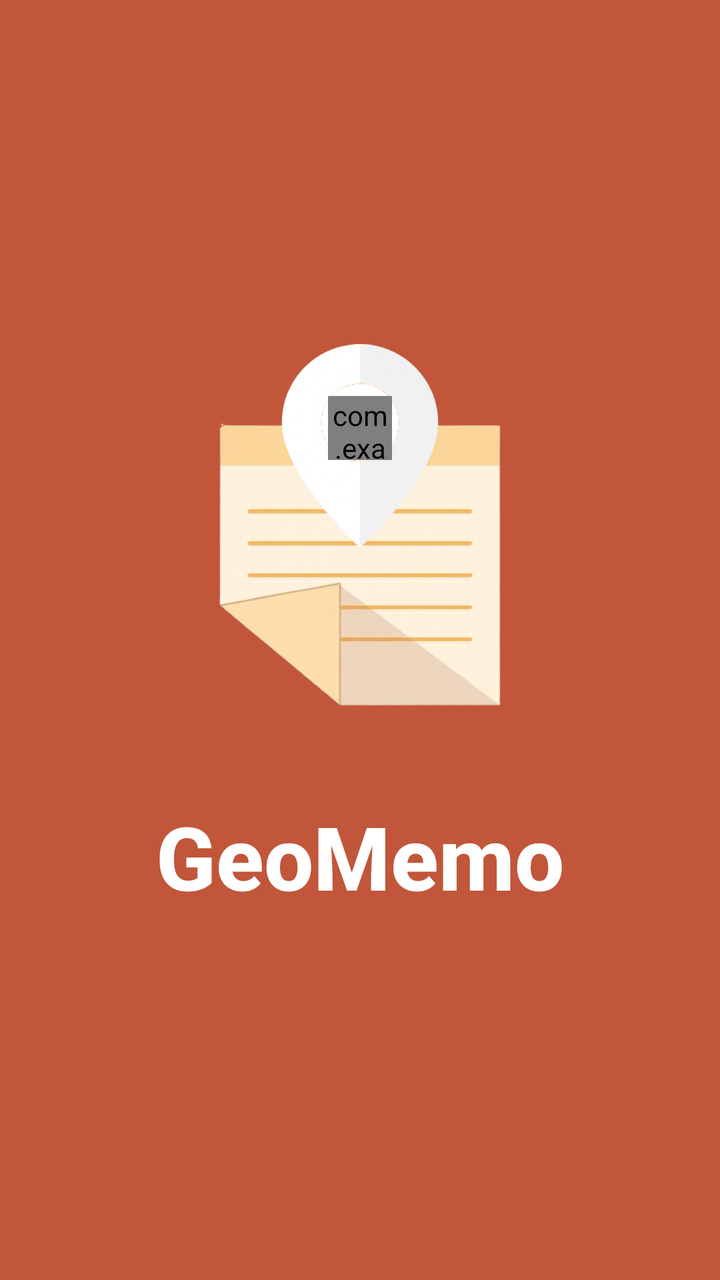
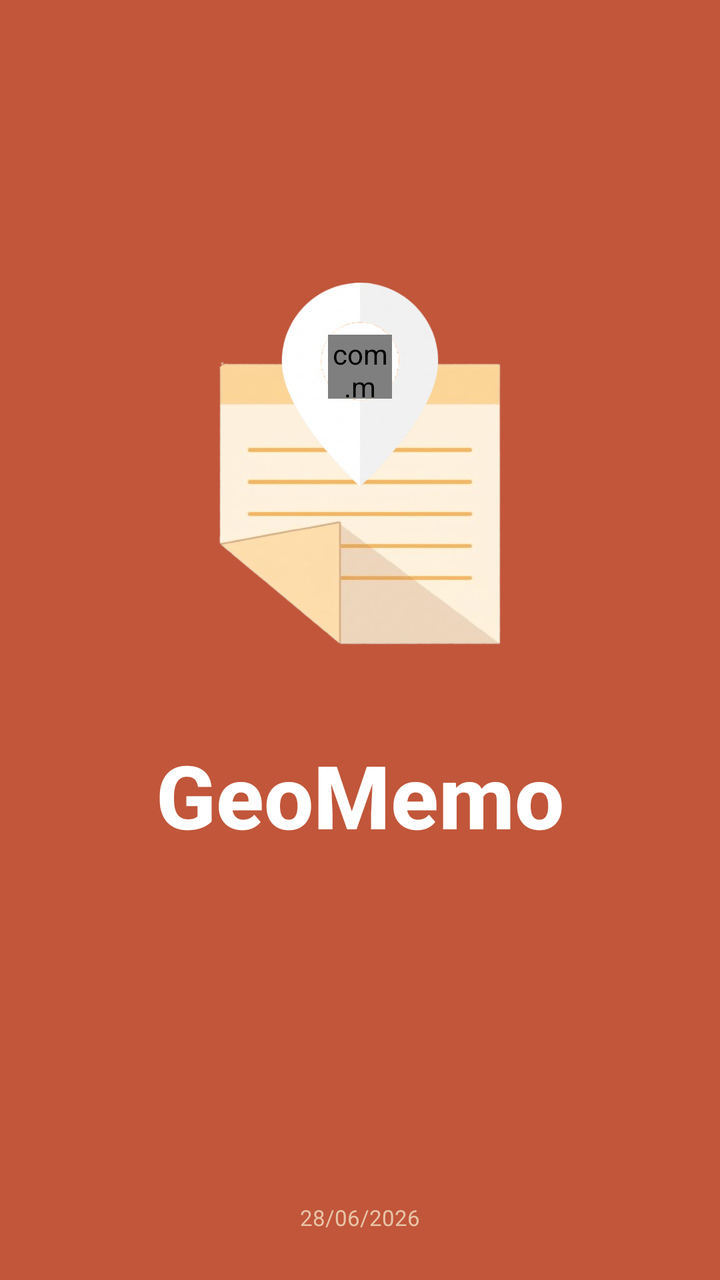

Screens rendered from an Android XML layout before and after an edit, with the pre-edit source and the edit as a unified diff.
<!-- AndroidManifest.xml: activity theme Theme.GeoMemo.Splash -->
<!-- res/layout/activity_splash.xml -->
<?xml version="1.0" encoding="utf-8"?>
<androidx.constraintlayout.widget.ConstraintLayout xmlns:android="http://schemas.android.com/apk/res/android"
    xmlns:app="http://schemas.android.com/apk/res-auto"
    xmlns:tools="http://schemas.android.com/tools"
    android:id="@+id/splash_root"
    android:layout_width="match_parent"
    android:layout_height="match_parent"
    android:background="@color/splash_background"
    android:clipChildren="false"
    android:clipToPadding="false"
    tools:context=".SplashActivity">

    
    <FrameLayout
        android:id="@+id/logo_container"
        android:layout_width="200dp"
        android:layout_height="200dp"
        android:clipChildren="false"
        android:clipToPadding="false"
        app:layout_constraintBottom_toTopOf="@+id/splash_title"
        app:layout_constraintEnd_toEndOf="parent"
        app:layout_constraintStart_toStartOf="parent"
        app:layout_constraintTop_toTopOf="parent"
        app:layout_constraintVertical_chainStyle="packed">

        
        <ImageView
            android:id="@+id/splash_paper"
            android:layout_width="match_parent"
            android:layout_height="match_parent"
            android:src="@drawable/paper"
            android:scaleType="fitCenter"
            android:contentDescription="@string/app_name" />

        
        <FrameLayout
            android:id="@+id/splash_pointer_container"
            android:layout_width="150dp"
            android:layout_height="150dp"
            android:layout_gravity="center_horizontal"
            android:layout_marginTop="-35dp"
            android:clipChildren="false"
            android:clipToPadding="false">

            
            <ImageView
                android:id="@+id/splash_pointer"
                android:layout_width="match_parent"
                android:layout_height="match_parent"
                android:src="@drawable/pointer"
                android:scaleType="fitCenter"
                android:contentDescription="@string/app_name" />

            
            <com.example.geomemo.PointerCircleView
                android:id="@+id/splash_pointer_overlay"
                android:layout_width="32dp"
                android:layout_height="32dp"
                android:layout_gravity="center"
                android:layout_marginBottom="9dp" />

        </FrameLayout>

    </FrameLayout>

    <TextView
        android:id="@+id/splash_title"
        android:layout_width="wrap_content"
        android:layout_height="wrap_content"
        android:layout_marginTop="16dp"
        android:text="@string/app_name"
        android:textColor="@color/white"
        android:textSize="44sp"
        android:textStyle="bold"
        android:fontFamily="sans-serif-medium"
        app:layout_constraintBottom_toBottomOf="parent"
        app:layout_constraintEnd_toEndOf="parent"
        app:layout_constraintStart_toStartOf="parent"
        app:layout_constraintTop_toBottomOf="@+id/logo_container" />

</androidx.constraintlayout.widget.ConstraintLayout>
<!-- resources referenced by this layout -->
<resources>
  <color name="splash_background">#C1563A</color>
  <color name="white">#FFFFFFFF</color>
  <!-- drawable paper: png bitmap (drawable, 78864 bytes) -->
  <!-- drawable pointer: png bitmap (drawable, 33020 bytes) -->
  <string name="app_name">GeoMemo</string>
  <style name="Theme.GeoMemo.Splash" parent="Theme.Material3.DayNight.NoActionBar">
          <item name="android:windowBackground">@color/splash_background</item>
          <item name="android:statusBarColor">@color/splash_background</item>
          <item name="android:navigationBarColor">@color/splash_background</item>
      </style>
</resources>

<!-- the commit's change to res/layout/activity_splash.xml (unified diff, before → after) -->
@@ -52,7 +52,7 @@
                 android:contentDescription="@string/app_name" />
 
             
-            <com.example.geomemo.PointerCircleView
+            <com.mohammado_ibraheima_obaydas.geomemo.PointerCircleView
                 android:id="@+id/splash_pointer_overlay"
                 android:layout_width="32dp"
                 android:layout_height="32dp"
@@ -73,9 +73,34 @@
         android:textSize="44sp"
         android:textStyle="bold"
         android:fontFamily="sans-serif-medium"
-        app:layout_constraintBottom_toBottomOf="parent"
+        app:layout_constraintBottom_toTopOf="@+id/text_student_info"
         app:layout_constraintEnd_toEndOf="parent"
         app:layout_constraintStart_toStartOf="parent"
         app:layout_constraintTop_toBottomOf="@+id/logo_container" />
 
+    <TextView
+        android:id="@+id/text_student_info"
+        android:layout_width="wrap_content"
+        android:layout_height="wrap_content"
+        android:layout_marginBottom="8dp"
+        android:textColor="@color/splash_tagline_color"
+        android:textSize="11sp"
+        android:gravity="center"
+        app:layout_constraintBottom_toTopOf="@+id/text_submission_date"
+        app:layout_constraintEnd_toEndOf="parent"
+        app:layout_constraintStart_toStartOf="parent" />
+
+    <TextView
+        android:id="@+id/text_submission_date"
+        android:layout_width="wrap_content"
+        android:layout_height="wrap_content"
+        android:layout_marginBottom="24dp"
+        android:textColor="@color/splash_tagline_color"
+        android:textSize="11sp"
+        android:gravity="center"
+        android:text="@string/submission_date"
+        app:layout_constraintBottom_toBottomOf="parent"
+        app:layout_constraintEnd_toEndOf="parent"
+        app:layout_constraintStart_toStartOf="parent" />
+
 </androidx.constraintlayout.widget.ConstraintLayout>
<!-- resource entries referenced after the edit -->
@@ -1,10 +1,12 @@
 <!-- resources referenced by this layout -->
 <resources>
   <color name="splash_background">#C1563A</color>
+  <color name="splash_tagline_color">#E8C4A8</color>
   <color name="white">#FFFFFFFF</color>
   <!-- drawable paper: png bitmap (drawable, 78864 bytes) -->
   <!-- drawable pointer: png bitmap (drawable, 33020 bytes) -->
   <string name="app_name">GeoMemo</string>
+  <string name="submission_date">28/06/2026</string>
   <style name="Theme.GeoMemo.Splash" parent="Theme.Material3.DayNight.NoActionBar">
           <item name="android:windowBackground">@color/splash_background</item>
           <item name="android:statusBarColor">@color/splash_background</item>
